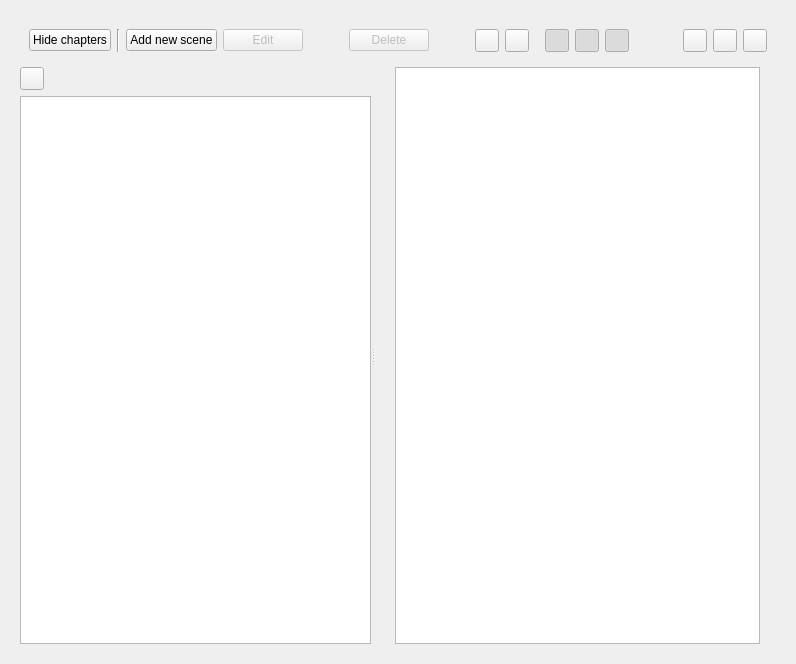
The window that ui/scenes_view.ui (zkovari/plotlyst) describes before a commit, drawn with Qt 5.
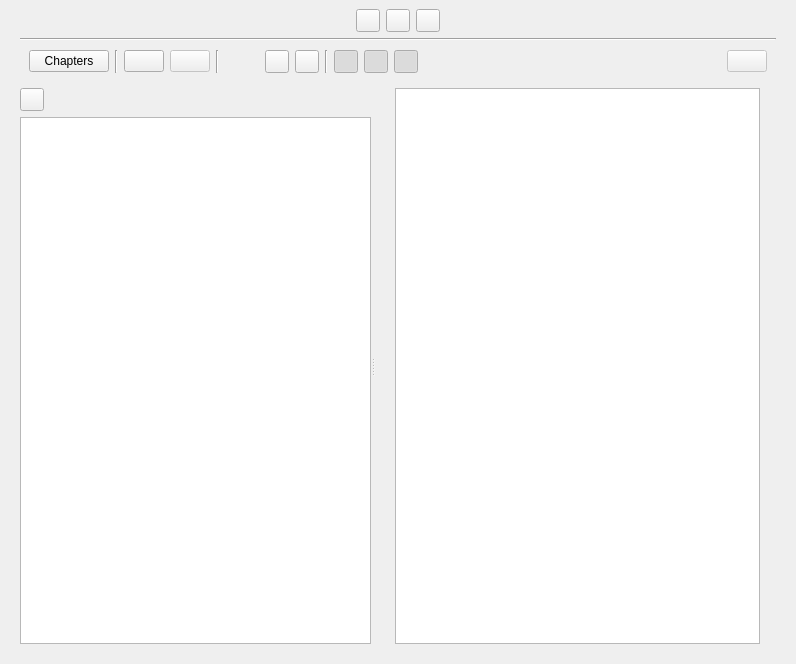
The same window after the commit. Custom widgets are drawn as their Qt base class.

Commit message: Rearrange scenes view and change icons everywhere

```diff
--- a/ui/scenes_view.ui
+++ b/ui/scenes_view.ui
@@ -14,6 +14,9 @@
    <string>Form</string>
   </property>
   <layout class="QVBoxLayout" name="verticalLayout">
+   <property name="topMargin">
+    <number>0</number>
+   </property>
    <item>
     <widget class="QStackedWidget" name="stackedWidget">
      <property name="currentIndex">
@@ -21,16 +24,121 @@
      </property>
      <widget class="QWidget" name="pageView">
       <layout class="QVBoxLayout" name="verticalLayout_4">
+       <item>
+        <widget class="QWidget" name="widget_2" native="true">
+         <layout class="QHBoxLayout" name="horizontalLayout_4">
+          <property name="leftMargin">
+           <number>0</number>
+          </property>
+          <property name="topMargin">
+           <number>0</number>
+          </property>
+          <property name="rightMargin">
+           <number>0</number>
+          </property>
+          <property name="bottomMargin">
+           <number>0</number>
+          </property>
+          <item>
+           <spacer name="horizontalSpacer_5">
+            <property name="orientation">
+             <enum>Qt::Horizontal</enum>
+            </property>
+            <property name="sizeHint" stdset="0">
+             <size>
+              <width>40</width>
+              <height>20</height>
+             </size>
+            </property>
+           </spacer>
+          </item>
+          <item>
+           <widget class="QToolButton" name="btnTableView">
+            <property name="cursor">
+             <cursorShape>PointingHandCursor</cursorShape>
+            </property>
+            <property name="text">
+             <string/>
+            </property>
+            <property name="checkable">
+             <bool>true</bool>
+            </property>
+            <property name="checked">
+             <bool>false</bool>
+            </property>
+            <attribute name="buttonGroup">
+             <string notr="true">btnGroupViews</string>
+            </attribute>
+           </widget>
+          </item>
+          <item>
+           <widget class="QToolButton" name="btnSynopsisView">
+            <property name="cursor">
+             <cursorShape>PointingHandCursor</cursorShape>
+            </property>
+            <property name="text">
+             <string/>
+            </property>
+            <property name="checkable">
+             <bool>true</bool>
+            </property>
+            <attribute name="buttonGroup">
+             <string notr="true">btnGroupViews</string>
+            </attribute>
+           </widget>
+          </item>
+          <item>
+           <widget class="QToolButton" name="btnActionsView">
+            <property name="cursor">
+             <cursorShape>PointingHandCursor</cursorShape>
+            </property>
+            <property name="text">
+             <string/>
+            </property>
+            <property name="checkable">
+             <bool>true</bool>
+            </property>
+            <attribute name="buttonGroup">
+             <string notr="true">btnGroupViews</string>
+            </attribute>
+           </widget>
+          </item>
+          <item>
+           <spacer name="horizontalSpacer_8">
+            <property name="orientation">
+             <enum>Qt::Horizontal</enum>
+            </property>
+            <property name="sizeHint" stdset="0">
+             <size>
+              <width>40</width>
+              <height>20</height>
+             </size>
+            </property>
+           </spacer>
+          </item>
+         </layout>
+        </widget>
+       </item>
+       <item>
+        <widget class="Line" name="line_4">
+         <property name="orientation">
+          <enum>Qt::Horizontal</enum>
+         </property>
+        </widget>
+       </item>
        <item>
         <widget class="QWidget" name="widget" native="true">
          <layout class="QHBoxLayout" name="horizontalLayout">
+          <property name="topMargin">
+           <number>3</number>
+          </property>
           <item>
            <widget class="QPushButton" name="btnChaptersToggle">
             <property name="cursor">
              <cursorShape>PointingHandCursor</cursorShape>
             </property>
             <property name="text">
-             <string>Hide chapters</string>
+             <string>Chapters</string>
             </property>
             <property name="checkable">
              <bool>true</bool>
@@ -56,11 +164,14 @@
              <cursorShape>PointingHandCursor</cursorShape>
             </property>
             <property name="text">
-             <string>Add new scene</string>
+             <string/>
             </property>
             <property name="shortcut">
              <string>Ctrl+N</string>
             </property>
+            <property name="positive" stdset="0">
+             <bool>true</bool>
+            </property>
            </widget>
           </item>
           <item>
@@ -78,13 +189,20 @@
              <cursorShape>PointingHandCursor</cursorShape>
             </property>
             <property name="text">
-             <string>Edit</string>
+             <string/>
             </property>
             <property name="shortcut">
              <string>E</string>
             </property>
            </widget>
           </item>
+          <item>
+           <widget class="Line" name="line_2">
+            <property name="orientation">
+             <enum>Qt::Vertical</enum>
+            </property>
+           </widget>
+          </item>
           <item>
            <spacer name="horizontalSpacer_4">
             <property name="orientation">
@@ -101,44 +219,6 @@
             </property>
            </spacer>
           </item>
-          <item>
-           <widget class="QPushButton" name="btnDelete">
-            <property name="enabled">
-             <bool>false</bool>
-            </property>
-            <property name="maximumSize">
-             <size>
-              <width>130</width>
-              <height>16777215</height>
-             </size>
-            </property>
-            <property name="cursor">
-             <cursorShape>PointingHandCursor</cursorShape>
-            </property>
-            <property name="text">
-             <string>Delete</string>
-            </property>
-            <property name="shortcut">
-             <string>Del</string>
-            </property>
-           </widget>
-          </item>
-          <item>
-           <spacer name="horizontalSpacer">
-            <property name="orientation">
-             <enum>Qt::Horizontal</enum>
-            </property>
-            <property name="sizeType">
-             <enum>QSizePolicy::Preferred</enum>
-            </property>
-            <property name="sizeHint" stdset="0">
-             <size>
-              <width>40</width>
-              <height>20</height>
-             </size>
-            </property>
-           </spacer>
-          </item>
           <item>
            <widget class="QToolButton" name="btnGraphs">
             <property name="cursor">
@@ -160,20 +240,11 @@
            </widget>
           </item>
           <item>
-           <spacer name="horizontalSpacer_6">
+           <widget class="Line" name="line_3">
             <property name="orientation">
-             <enum>Qt::Horizontal</enum>
+             <enum>Qt::Vertical</enum>
             </property>
-            <property name="sizeType">
-             <enum>QSizePolicy::Preferred</enum>
-            </property>
-            <property name="sizeHint" stdset="0">
-             <size>
-              <width>10</width>
-              <height>20</height>
-             </size>
-            </property>
-           </spacer>
+           </widget>
           </item>
           <item>
            <widget class="QToolButton" name="btnAct1">
@@ -237,54 +308,28 @@
            </spacer>
           </item>
           <item>
-           <widget class="QToolButton" name="btnTableView">
-            <property name="cursor">
-             <cursorShape>PointingHandCursor</cursorShape>
-            </property>
-            <property name="text">
-             <string/>
-            </property>
-            <property name="checkable">
-             <bool>true</bool>
-            </property>
-            <property name="checked">
+           <widget class="QPushButton" name="btnDelete">
+            <property name="enabled">
              <bool>false</bool>
             </property>
-            <attribute name="buttonGroup">
-             <string notr="true">btnGroupViews</string>
-            </attribute>
-           </widget>
-          </item>
-          <item>
-           <widget class="QToolButton" name="btnSynopsisView">
-            <property name="cursor">
-             <cursorShape>PointingHandCursor</cursorShape>
+            <property name="maximumSize">
+             <size>
+              <width>130</width>
+              <height>16777215</height>
+             </size>
             </property>
-            <property name="text">
-             <string/>
-            </property>
-            <property name="checkable">
-             <bool>true</bool>
-            </property>
-            <attribute name="buttonGroup">
-             <string notr="true">btnGroupViews</string>
-            </attribute>
-           </widget>
-          </item>
-          <item>
-           <widget class="QToolButton" name="btnActionsView">
             <property name="cursor">
              <cursorShape>PointingHandCursor</cursorShape>
             </property>
             <property name="text">
              <string/>
             </property>
-            <property name="checkable">
+            <property name="shortcut">
+             <string>Del</string>
+            </property>
+            <property name="deconstructive" stdset="0">
              <bool>true</bool>
             </property>
-            <attribute name="buttonGroup">
-             <string notr="true">btnGroupViews</string>
-            </attribute>
            </widget>
           </item>
          </layout>
```
The commit also changes 12 other files.
